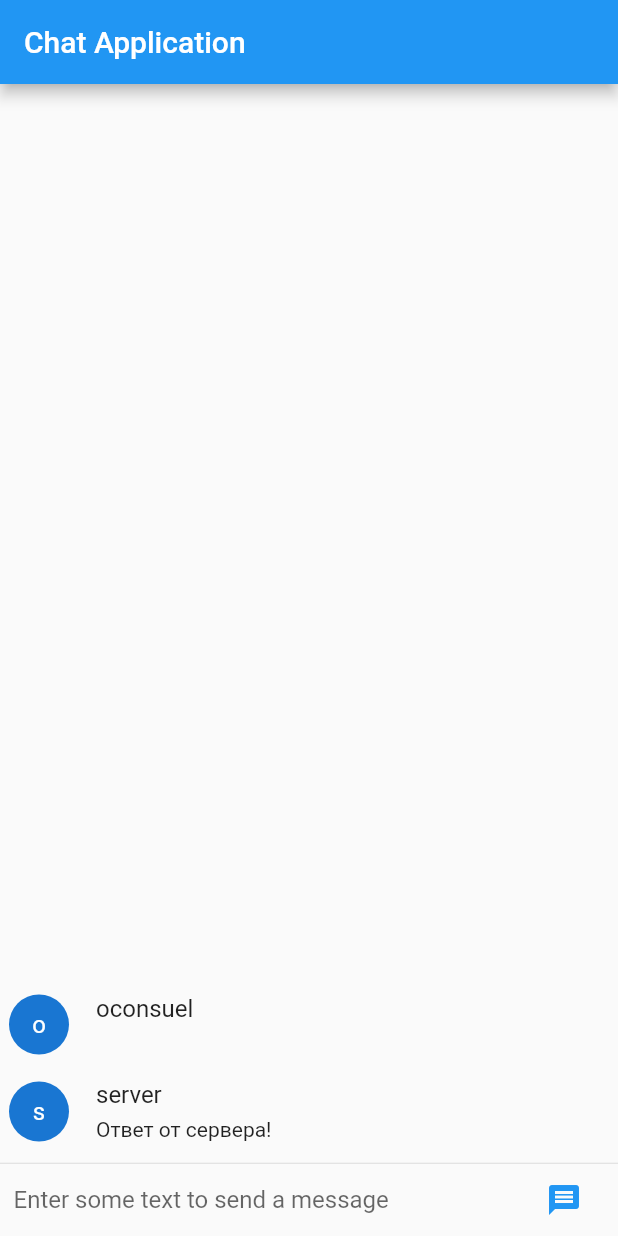
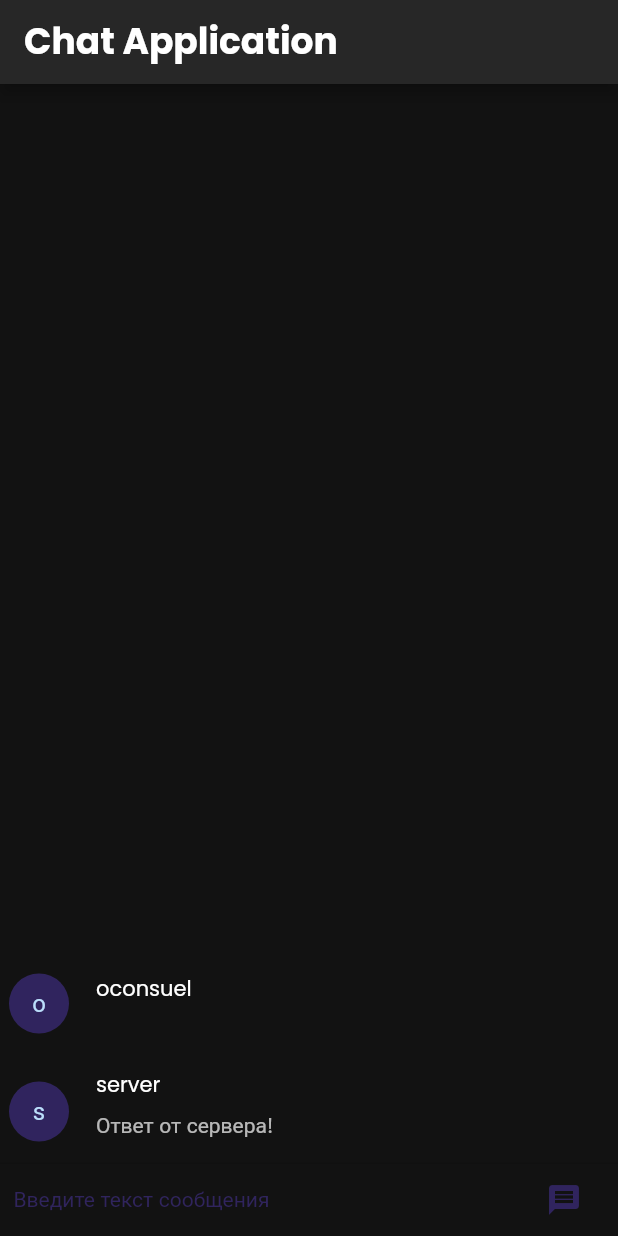
Before and after one commit to oconsuel/flutter-development, a Flutter app: the Chat screen opened directly, after a tap on the "message" icon, on a phone screen of 412 x 824 dp. Run offline on Flutter 3.47's test engine with Material 2 defaults, Android fonts, the phone set to English and light mode, and no system bars; our stand-ins replace auto_size_text, firebase_auth, firebase_core, font_awesome_flutter, google_fonts, google_sign_in and 3 more; missing offline and left inert: aes_crypt, flutter_file_dialog; accounts and stored records are empty; network calls fail.

Commit message:
add all without 8

```diff
--- a/lib/chat/chat.dart
+++ b/lib/chat/chat.dart
@@ -2,6 +2,8 @@ import 'package:flutter/material.dart';
 import 'package:flutter/cupertino.dart';
 import 'package:flutter/foundation.dart';
 import 'package:meta/meta.dart';
+import 'package:test_project/flutter_flow/flutter_flow_theme.dart';
+import 'package:test_project/home_page/home_page_widget.dart';
 import 'package:web_socket_channel/web_socket_channel.dart';
 import 'package:web_socket_channel/io.dart';
 
@@ -38,8 +40,23 @@ class ChatWindow extends State<Chat> with TickerProviderStateMixin {
   Widget build(BuildContext ctx) {
     return new Scaffold(
       appBar: new AppBar(
-        title: new Text("Chat Application"),
+        title: InkWell(
+          onTap: () async {
+            await Navigator.push(context,
+                MaterialPageRoute(builder: (context) => HomePageWidget()));
+          },
+          child: Text(
+            "Chat Application",
+            style: FlutterFlowTheme.title1.override(
+              fontFamily: 'Poppins',
+              color: Colors.white,
+              fontWeight: FontWeight.bold,
+            ),
+          ),
+        ),
+        backgroundColor: Color(0xFF272727),
       ),
+      backgroundColor: FlutterFlowTheme.primaryColor,
       body: new Column(children: <Widget>[
         new Flexible(
             child: new ListView.builder(
@@ -65,6 +82,8 @@ class ChatWindow extends State<Chat> with TickerProviderStateMixin {
           children: <Widget>[
             new Flexible(
               child: new TextField(
+                style: TextStyle(color: Colors.white),
+                cursorColor: Color(0x73553BBA),
                 controller: _textController,
                 onChanged: (String txt) {
                   setState(() {
@@ -73,13 +92,21 @@ class ChatWindow extends State<Chat> with TickerProviderStateMixin {
                 },
                 onSubmitted: submitMsg,
                 decoration: new InputDecoration.collapsed(
-                    hintText: "Enter some text to send a message"),
+                  hintText: "Введите текст сообщения",
+                  hintStyle: FlutterFlowTheme.bodyText1.override(
+                    fontFamily: 'Poppins',
+                    color: Color(0x73553BBA),
+                  ),
+                ),
               ),
             ),
             new Container(
                 margin: new EdgeInsets.symmetric(horizontal: 3.0),
                 child: new IconButton(
-                    icon: new Icon(Icons.message),
+                    icon: new Icon(
+                      Icons.message,
+                      color: Color(0x73553BBA),
+                    ),
                     onPressed: () {
                       submitMsg(_textController.text);
                       new StreamBuilder(
@@ -180,17 +207,29 @@ class Msg extends StatelessWidget {
               children: <Widget>[
                 new Container(
                   margin: const EdgeInsets.only(right: 18.0),
-                  child: new CircleAvatar(child: new Text(defaultUserName[0])),
+                  child: new CircleAvatar(
+                    child: new Text(defaultUserName[0]),
+                    backgroundColor: Color(0x73553BBA),
+                  ),
                 ),
                 new Expanded(
                   child: new Column(
                     crossAxisAlignment: CrossAxisAlignment.start,
                     children: <Widget>[
                       new Text(defaultUserName,
-                          style: Theme.of(ctx).textTheme.subhead),
+                          style: FlutterFlowTheme.bodyText1.override(
+                            fontFamily: 'Poppins',
+                            color: Colors.white,
+                          )),
                       new Container(
                         margin: const EdgeInsets.only(top: 6.0),
-                        child: new Text(txt),
+                        child: new Text(
+                          txt,
+                          style: FlutterFlowTheme.bodyText1.override(
+                            fontFamily: 'Poppins',
+                            color: Colors.white70,
+                          ),
+                        ),
                       ),
                     ],
                   ),
@@ -205,18 +244,30 @@ class Msg extends StatelessWidget {
               children: <Widget>[
                 new Container(
                   margin: const EdgeInsets.only(right: 18.0),
-                  child:
-                      new CircleAvatar(child: new Text(defaultServerName[0])),
+                  child: new CircleAvatar(
+                      child: new Text(defaultServerName[0]),
+                      backgroundColor: Color(0x73553BBA)),
                 ),
                 new Expanded(
                   child: new Column(
                     crossAxisAlignment: CrossAxisAlignment.start,
                     children: <Widget>[
-                      new Text(defaultServerName,
-                          style: Theme.of(ctx).textTheme.subhead),
+                      new Text(
+                        defaultServerName,
+                        style: FlutterFlowTheme.bodyText1.override(
+                          fontFamily: 'Poppins',
+                          color: Colors.white,
+                        ),
+                      ),
                       new Container(
                         margin: const EdgeInsets.only(top: 6.0),
-                        child: new Text('Ответ от сервера!'),
+                        child: new Text(
+                          'Ответ от сервера!',
+                          style: FlutterFlowTheme.bodyText1.override(
+                            fontFamily: 'Poppins',
+                            color: Colors.white70,
+                          ),
+                        ),
                       ),
                     ],
                   ),
```
Also changed, not shown: lib/home_page/home_page_widget.dart (+26 -3 lines), lib/main/main_widget.dart (+13 -29 lines), 1 other file.
